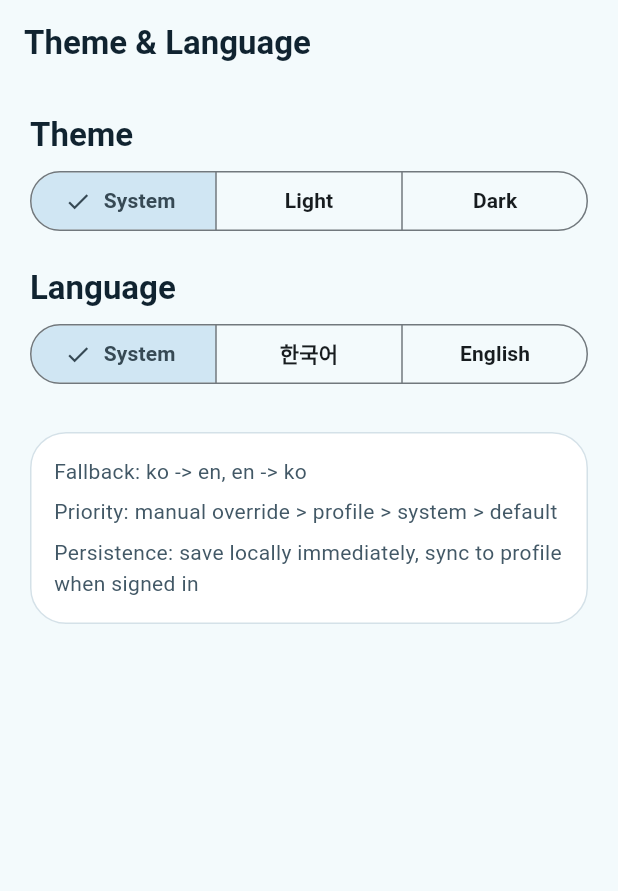
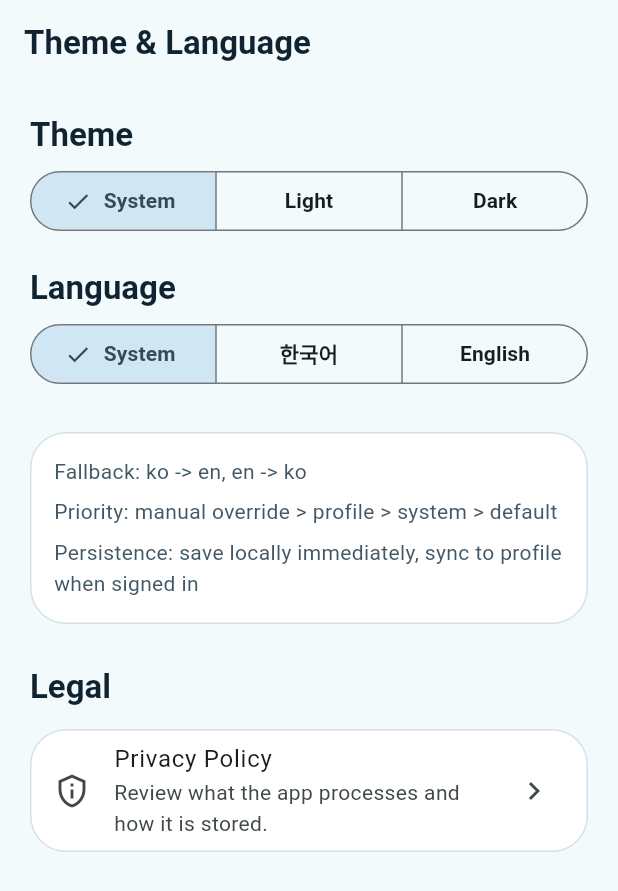
Before and after one commit to Forevernewvie/depressionCheck, a Flutter app: the SettingsScreen screen opened by its route, on a phone screen of 412 x 824 dp. Shown: the top 891 px of the screen. Run offline on Flutter 3.47's test engine with Material 3 defaults, Android fonts, the phone set to English and light mode, and no system bars; our stand-ins replace flutter_map, flutter_riverpod, geolocator, go_router, google_mobile_ads, isar and 1 more; missing offline and left inert: dart:html; accounts and stored records are empty; generated files the repository leaves out were written again.

Commit message:
feat(settings): add in-app privacy policy

```diff
--- a/lib/app/router.dart
+++ b/lib/app/router.dart
@@ -15,6 +15,7 @@ import 'package:vibemental_app/features/screening/domain/screening_result.dart';
 import 'package:vibemental_app/features/screening/presentation/phq2_screen.dart';
 import 'package:vibemental_app/features/screening/presentation/phq9_screen.dart';
 import 'package:vibemental_app/features/settings/presentation/settings_screen.dart';
+import 'package:vibemental_app/features/settings/presentation/privacy_policy_screen.dart';
 import 'package:vibemental_app/features/checkin/presentation/checkin_screen.dart';
 
 /// Purpose: Build centralized router configuration for all app flows.
@@ -61,6 +62,10 @@ final appRouterProvider = Provider<GoRouter>((ref) {
         builder: (context, state) => const SettingsScreen(),
       ),
       GoRoute(
+        path: AppRoutes.privacyPolicy,
+        builder: (context, state) => const PrivacyPolicyScreen(),
+      ),
+      GoRoute(
         path: AppRoutes.modules,
         builder: (context, state) => const ModulesScreen(),
       ),
--- a/lib/core/config/app_routes.dart
+++ b/lib/core/config/app_routes.dart
@@ -11,6 +11,7 @@ class AppRoutes {
   static const String result = '/result';
   static const String map = '/map';
   static const String settings = '/settings';
+  static const String privacyPolicy = '/settings/privacy-policy';
   static const String modules = '/modules';
   static const String hadsD = '/modules/hads-d';
   static const String cesD = '/modules/ces-d';
--- a/lib/features/settings/presentation/settings_screen.dart
+++ b/lib/features/settings/presentation/settings_screen.dart
@@ -1,6 +1,8 @@
 import 'package:flutter/material.dart';
 import 'package:vibemental_app/l10n/app_localizations.dart';
 import 'package:flutter_riverpod/flutter_riverpod.dart';
+import 'package:go_router/go_router.dart';
+import 'package:vibemental_app/core/config/app_routes.dart';
 import 'package:vibemental_app/core/settings/app_settings.dart';
 import 'package:vibemental_app/core/settings/settings_controller.dart';
 import 'package:vibemental_app/core/config/layout_config.dart';
@@ -89,6 +91,21 @@ class SettingsScreen extends ConsumerWidget {
                 ),
               ),
             ),
+            const SizedBox(height: 20),
+            Text(
+              l10n.settingsLegal,
+              style: Theme.of(context).textTheme.titleLarge,
+            ),
+            const SizedBox(height: 8),
+            Card(
+              child: ListTile(
+                leading: const Icon(Icons.privacy_tip_outlined),
+                title: Text(l10n.settingsPrivacyPolicyTitle),
+                subtitle: Text(l10n.settingsPrivacyPolicySubtitle),
+                trailing: const Icon(Icons.chevron_right),
+                onTap: () => context.push(AppRoutes.privacyPolicy),
+              ),
+            ),
           ],
         ),
       ),
--- a/lib/l10n/app_en.arb
+++ b/lib/l10n/app_en.arb
@@ -176,6 +176,29 @@
   "settingsFallback": "Fallback: ko -> en, en -> ko",
   "settingsPriority": "Priority: manual override > profile > system > default",
   "settingsPersistence": "Persistence: save locally immediately, sync to profile when signed in",
+  "settingsLegal": "Legal",
+  "settingsPrivacyPolicyTitle": "Privacy Policy",
+  "settingsPrivacyPolicySubtitle": "Review what the app processes and how it is stored.",
+  "privacyPolicyTitle": "Privacy Policy",
+  "privacyPolicySummary": "This document explains what information the current app implementation processes on your device and through external services.",
+  "privacyPolicyLastUpdatedLabel": "Last updated",
+  "privacyPolicyLastUpdatedValue": "2026-03-08",
+  "privacyPolicyDataTitle": "1. Information processed",
+  "privacyPolicyDataBody": "The app may process settings data (theme, language, onboarding state), check-in data (mood, energy, note, timestamp), safety-plan data (warning signs, coping steps, reasons to stay safe, emergency steps), trusted-contact data (name, relationship, phone number, primary status), location data when you search nearby clinics, and technical logs used for error handling.",
+  "privacyPolicyPurposeTitle": "2. Why the data is used",
+  "privacyPolicyPurposeBody": "This information is used to provide the screening flow, show result guidance, save check-ins and safety plans, search nearby clinics, launch phone or directions actions, keep theme and language settings, render ads on non-critical screens, and investigate failures.",
+  "privacyPolicyStorageTitle": "3. Storage and retention",
+  "privacyPolicyStorageBody": "On mobile and desktop builds, data is stored in the local Isar database. On web builds, data is stored in browser localStorage. The app does not create a default account backend, so most information stays on your device.",
+  "privacyPolicySharingTitle": "4. External transfers and third parties",
+  "privacyPolicySharingBody": "When you run nearby-clinic search, your current location and search radius may be sent to the configured Overpass endpoint. If you tap phone or directions actions, control moves to the operating system or another app and that platform's policies apply. Screening answers, check-ins, safety plans, and trusted contacts are not uploaded to a default server.",
+  "privacyPolicyAdsTitle": "5. Ads and external SDKs",
+  "privacyPolicyAdsBody": "When ads are enabled, Google Mobile Ads SDK may process ad requests. Based on the current repository, no separate user-behavior analytics SDK was found, but advertising providers may still process technical information under their own policies.",
+  "privacyPolicySecurityTitle": "6. Security",
+  "privacyPolicySecurityBody": "The app uses structured logging and masking logic to reduce direct exposure of sensitive values. Even so, local data may still be exposed on shared devices, lost devices, or compromised systems.",
+  "privacyPolicyControlTitle": "7. Your choices",
+  "privacyPolicyControlBody": "You can deny location permission and the app will fall back to a default clinic list. You can add, remove, or reprioritize trusted contacts in the app. There is currently no dedicated full-data erase flow, so full deletion may require uninstalling the app or clearing browser storage.",
+  "privacyPolicyContactTitle": "8. Contact and notice",
+  "privacyPolicyContactBody": "This repository does not currently embed an operator support contact. Before external release, publish a support contact and the latest policy link in your store listing or support page.",
   "modulesTitle": "Instrument Modules",
   "modulesIntroTitle": "Choose a self-screening module",
   "modulesIntroBody": "Start with PHQ-2 for a quick first pass, or open PHQ-9 directly when you need deeper screening.",
--- a/lib/l10n/app_localizations.dart
+++ b/lib/l10n/app_localizations.dart
@@ -1118,6 +1118,144 @@ abstract class AppLocalizations {
   /// **'Persistence: save locally immediately, sync to profile when signed in'**
   String get settingsPersistence;
 
+  /// No description provided for @settingsLegal.
+  ///
+  /// In en, this message translates to:
+  /// **'Legal'**
+  String get settingsLegal;
+
+  /// No description provided for @settingsPrivacyPolicyTitle.
+  ///
+  /// In en, this message translates to:
+  /// **'Privacy Policy'**
+  String get settingsPrivacyPolicyTitle;
+
+  /// No description provided for @settingsPrivacyPolicySubtitle.
+  ///
+  /// In en, this message translates to:
+  /// **'Review what the app processes and how it is stored.'**
+  String get settingsPrivacyPolicySubtitle;
+
+  /// No description provided for @privacyPolicyTitle.
+  ///
+  /// In en, this message translates to:
+  /// **'Privacy Policy'**
+  String get privacyPolicyTitle;
+
+  /// No description provided for @privacyPolicySummary.
+  ///
+  /// In en, this message translates to:
+  /// **'This document explains what information the current app implementation processes on your device and through external services.'**
+  String get privacyPolicySummary;
+
+  /// No description provided for @privacyPolicyLastUpdatedLabel.
+  ///
+  /// In en, this message translates to:
+  /// **'Last updated'**
+  String get privacyPolicyLastUpdatedLabel;
+
+  /// No description provided for @privacyPolicyLastUpdatedValue.
+  ///
+  /// In en, this message translates to:
+  /// **'2026-03-08'**
+  String get privacyPolicyLastUpdatedValue;
+
+  /// No description provided for @privacyPolicyDataTitle.
+  ///
+  /// In en, this message translates to:
+  /// **'1. Information processed'**
+  String get privacyPolicyDataTitle;
+
+  /// No description provided for @privacyPolicyDataBody.
+  ///
+  /// In en, this message translates to:
+  /// **'The app may process settings data (theme, language, onboarding state), check-in data (mood, energy, note, timestamp), safety-plan data (warning signs, coping steps, reasons to stay safe, emergency steps), trusted-contact data (name, relationship, phone number, primary status), location data when you search nearby clinics, and technical logs used for error handling.'**
+  String get privacyPolicyDataBody;
+
+  /// No description provided for @privacyPolicyPurposeTitle.
+  ///
+  /// In en, this message translates to:
+  /// **'2. Why the data is used'**
+  String get privacyPolicyPurposeTitle;
+
+  /// No description provided for @privacyPolicyPurposeBody.
+  ///
+  /// In en, this message translates to:
+  /// **'This information is used to provide the screening flow, show result guidance, save check-ins and safety plans, search nearby clinics, launch phone or directions actions, keep theme and language settings, render ads on non-critical screens, and investigate failures.'**
+  String get privacyPolicyPurposeBody;
+
+  /// No description provided for @privacyPolicyStorageTitle.
+  ///
+  /// In en, this message translates to:
+  /// **'3. Storage and retention'**
+  String get privacyPolicyStorageTitle;
+
+  /// No description provided for @privacyPolicyStorageBody.
+  ///
+  /// In en, this message translates to:
+  /// **'On mobile and desktop builds, data is stored in the local Isar database. On web builds, data is stored in browser localStorage. The app does not create a default account backend, so most information stays on your device.'**
+  String get privacyPolicyStorageBody;
+
+  /// No description provided for @privacyPolicySharingTitle.
+  ///
+  /// In en, this message translates to:
+  /// **'4. External transfers and third parties'**
+  String get privacyPolicySharingTitle;
+
+  /// No description provided for @privacyPolicySharingBody.
+  ///
+  /// In en, this message translates to:
+  /// **'When you run nearby-clinic search, your current location and search radius may be sent to the configured Overpass endpoint. If you tap phone or directions actions, control moves to the operating system or another app and that platform\'s policies apply. Screening answers, check-ins, safety plans, and trusted contacts are not uploaded to a default server.'**
+  String get privacyPolicySharingBody;
+
+  /// No description provided for @privacyPolicyAdsTitle.
+  ///
+  /// In en, this message translates to:
+  /// **'5. Ads and external SDKs'**
+  String get privacyPolicyAdsTitle;
+
+  /// No description provided for @privacyPolicyAdsBody.
+  ///
+  /// In en, this message translates to:
+  /// **'When ads are enabled, Google Mobile Ads SDK may process ad requests. Based on the current repository, no separate user-behavior analytics SDK was found, but advertising providers may still process technical information under their own policies.'**
+  String get privacyPolicyAdsBody;
+
+  /// No description provided for @privacyPolicySecurityTitle.
+  ///
+  /// In en, this message translates to:
+  /// **'6. Security'**
+  String get privacyPolicySecurityTitle;
+
+  /// No description provided for @privacyPolicySecurityBody.
+  ///
+  /// In en, this message translates to:
+  /// **'The app uses structured logging and masking logic to reduce direct exposure of sensitive values. Even so, local data may still be exposed on shared devices, lost devices, or compromised systems.'**
+  String get privacyPolicySecurityBody;
+
+  /// No description provided for @privacyPolicyControlTitle.
+  ///
+  /// In en, this message translates to:
+  /// **'7. Your choices'**
+  String get privacyPolicyControlTitle;
+
+  /// No description provided for @privacyPolicyControlBody.
+  ///
+  /// In en, this message translates to:
+  /// **'You can deny location permission and the app will fall back to a default clinic list. You can add, remove, or reprioritize trusted contacts in the app. There is currently no dedicated full-data erase flow, so full deletion may require uninstalling the app or clearing browser storage.'**
+  String get privacyPolicyControlBody;
+
+  /// No description provided for @privacyPolicyContactTitle.
+  ///
+  /// In en, this message translates to:
+  /// **'8. Contact and notice'**
+  String get privacyPolicyContactTitle;
+
+  /// No description provided for @privacyPolicyContactBody.
+  ///
+  /// In en, this message translates to:
+  /// **'This repository does not currently embed an operator support contact. Before external release, publish a support contact and the latest policy link in your store listing or support page.'**
+  String get privacyPolicyContactBody;
+
   /// No description provided for @modulesTitle.
   ///
   /// In en, this message translates to:
--- a/lib/l10n/app_localizations_en.dart
+++ b/lib/l10n/app_localizations_en.dart
@@ -563,6 +563,86 @@ class AppLocalizationsEn extends AppLocalizations {
       'Persistence: save locally immediately, sync to profile when signed in';
 
   @override
+  String get settingsLegal => 'Legal';
+
+  @override
+  String get settingsPrivacyPolicyTitle => 'Privacy Policy';
+
+  @override
+  String get settingsPrivacyPolicySubtitle =>
+      'Review what the app processes and how it is stored.';
+
+  @override
+  String get privacyPolicyTitle => 'Privacy Policy';
+
+  @override
+  String get privacyPolicySummary =>
+      'This document explains what information the current app implementation processes on your device and through external services.';
+
+  @override
+  String get privacyPolicyLastUpdatedLabel => 'Last updated';
+
+  @override
+  String get privacyPolicyLastUpdatedValue => '2026-03-08';
+
+  @override
+  String get privacyPolicyDataTitle => '1. Information processed';
+
+  @override
+  String get privacyPolicyDataBody =>
+      'The app may process settings data (theme, language, onboarding state), check-in data (mood, energy, note, timestamp), safety-plan data (warning signs, coping steps, reasons to stay safe, emergency steps), trusted-contact data (name, relationship, phone number, primary status), location data when you search nearby clinics, and technical logs used for error handling.';
+
+  @override
+  String get privacyPolicyPurposeTitle => '2. Why the data is used';
+
+  @override
+  String get privacyPolicyPurposeBody =>
+      'This information is used to provide the screening flow, show result guidance, save check-ins and safety plans, search nearby clinics, launch phone or directions actions, keep theme and language settings, render ads on non-critical screens, and investigate failures.';
+
+  @override
+  String get privacyPolicyStorageTitle => '3. Storage and retention';
+
+  @override
+  String get privacyPolicyStorageBody =>
+      'On mobile and desktop builds, data is stored in the local Isar database. On web builds, data is stored in browser localStorage. The app does not create a default account backend, so most information stays on your device.';
+
+  @override
+  String get privacyPolicySharingTitle =>
+      '4. External transfers and third parties';
+
+  @override
+  String get privacyPolicySharingBody =>
+      'When you run nearby-clinic search, your current location and search radius may be sent to the configured Overpass endpoint. If you tap phone or directions actions, control moves to the operating system or another app and that platform\'s policies apply. Screening answers, check-ins, safety plans, and trusted contacts are not uploaded to a default server.';
+
+  @override
+  String get privacyPolicyAdsTitle => '5. Ads and external SDKs';
+
+  @override
+  String get privacyPolicyAdsBody =>
+      'When ads are enabled, Google Mobile Ads SDK may process ad requests. Based on the current repository, no separate user-behavior analytics SDK was found, but advertising providers may still process technical information under their own policies.';
+
+  @override
+  String get privacyPolicySecurityTitle => '6. Security';
+
+  @override
+  String get privacyPolicySecurityBody =>
+      'The app uses structured logging and masking logic to reduce direct exposure of sensitive values. Even so, local data may still be exposed on shared devices, lost devices, or compromised systems.';
+
+  @override
+  String get privacyPolicyControlTitle => '7. Your choices';
+
+  @override
+  String get privacyPolicyControlBody =>
+      'You can deny location permission and the app will fall back to a default clinic list. You can add, remove, or reprioritize trusted contacts in the app. There is currently no dedicated full-data erase flow, so full deletion may require uninstalling the app or clearing browser storage.';
+
+  @override
+  String get privacyPolicyContactTitle => '8. Contact and notice';
+
+  @override
+  String get privacyPolicyContactBody =>
+      'This repository does not currently embed an operator support contact. Before external release, publish a support contact and the latest policy link in your store listing or support page.';
+
+  @override
   String get modulesTitle => 'Instrument Modules';
 
   @override
```
Also changed, not shown: lib/features/settings/domain/privacy_policy_content.dart (added, +71 -0 lines), lib/features/settings/presentation/privacy_policy_screen.dart (added, +74 -0 lines), lib/l10n/app_ko.arb (+23 -0 lines), lib/l10n/app_localizations_ko.dart (+78 -0 lines), 4 other files.
